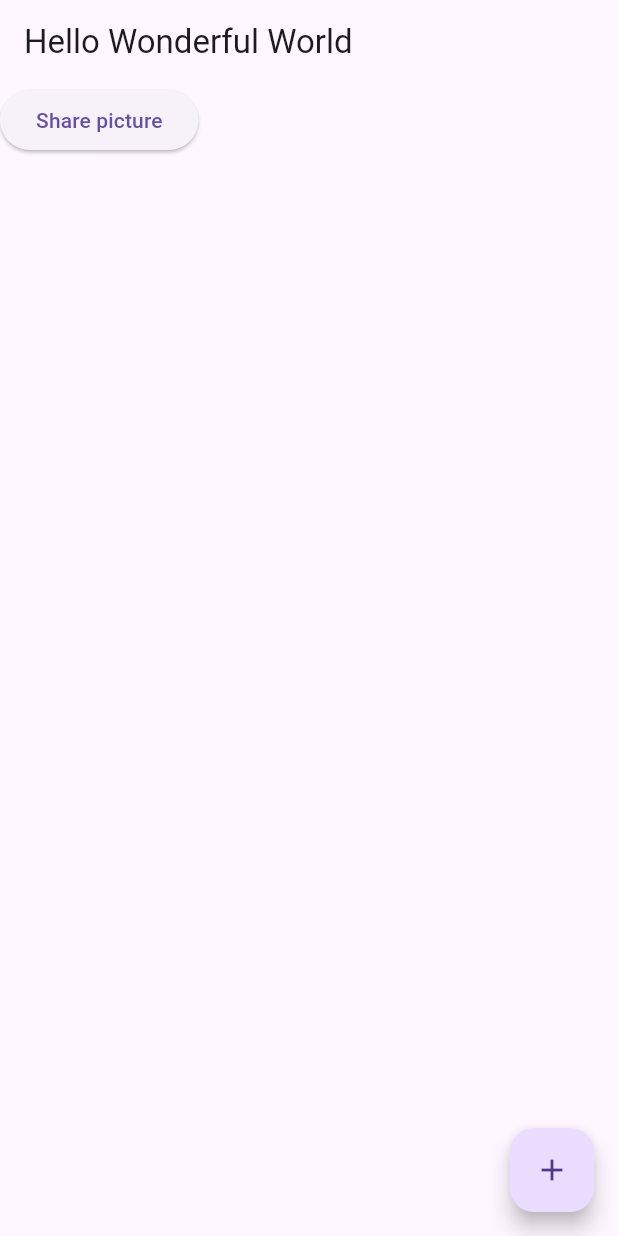
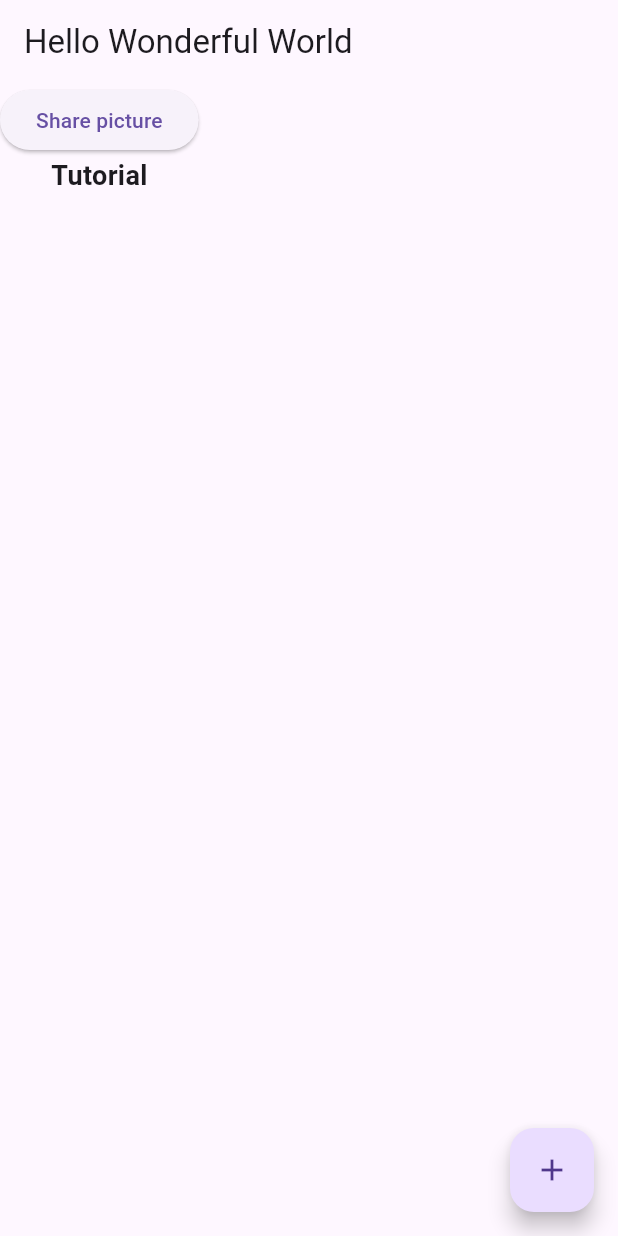
Before and after one commit to marcelovsk1/flutterproject-1, a Flutter app: the screen it shows after launch, after a tap on the "add" icon, on a phone screen of 412 x 824 dp. Run offline on Flutter 3.47's test engine with Material 3 defaults, Android fonts, the phone set to English and light mode, and no system bars.

Commit message:
const warning

```diff
--- a/my_app/lib/Screen/screen_excercise.dart
+++ b/my_app/lib/Screen/screen_excercise.dart
@@ -6,14 +6,20 @@ class screenExcercise extends StatelessWidget {
   @override
   Widget build(BuildContext context) {
     return Scaffold(
-      appBar: AppBar(title: Text("Hello Wonderful World")),
+      appBar: AppBar(title: const Text("Hello Wonderful World")),
       floatingActionButton: FloatingActionButton(
         onPressed: (){
           print("It was clicked!");
-        }, child: Icon(Icons.add)),
+        },
+        child: const Icon(Icons.add),
+        ),
         body: Column(children: [
           ElevatedButton(onPressed: (){},
-           child: Text("Share picture"),
+           child: const Text("Share picture"),
+           ),
+           const Text("Tutorial", style:
+           TextStyle(fontWeight: FontWeight.bold,
+           fontSize: 18),
            ),
         ],
       ),
```
